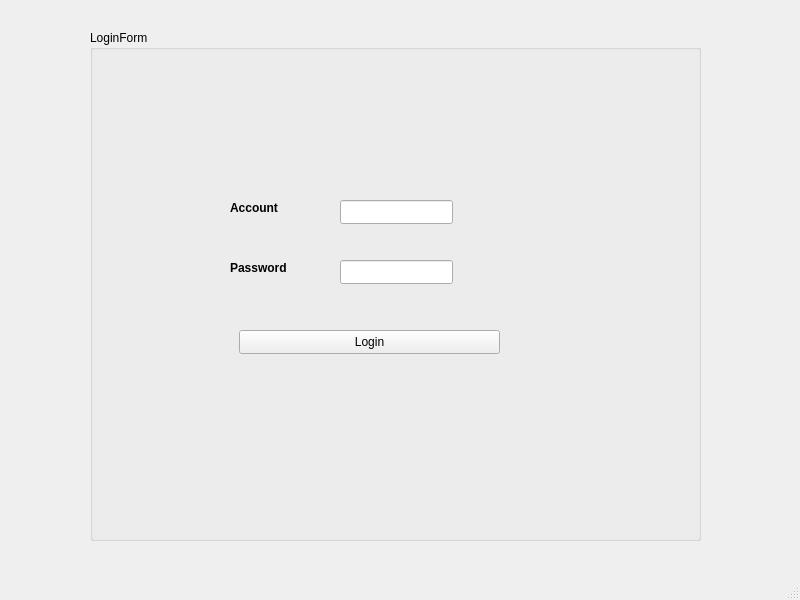
First picture: the form in login.ui, repository ngoquangtu/DSA, before the edit.
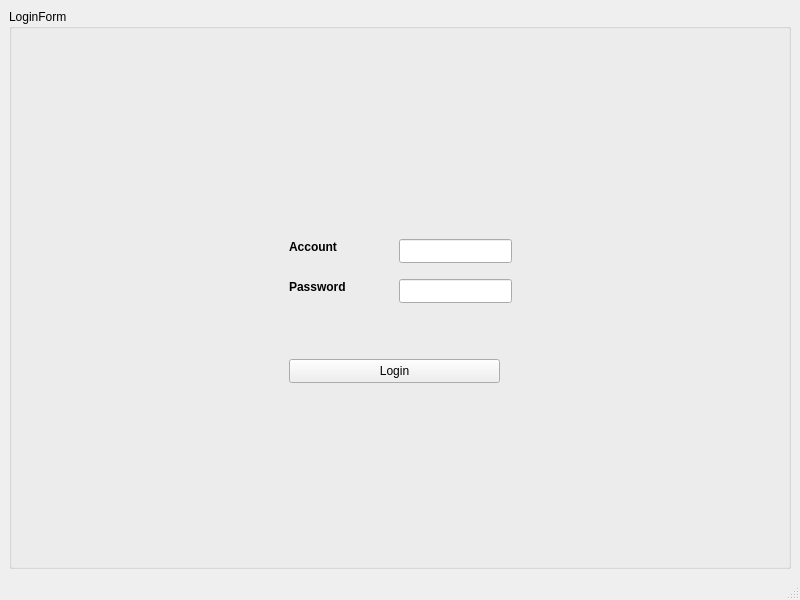
Second picture: the form after the edit. Icons and pictures are not drawn.

```diff
--- a/login.ui
+++ b/login.ui
@@ -14,24 +14,18 @@
    <string>login</string>
   </property>
   <widget class="QWidget" name="centralwidget">
+   <layout class="QVBoxLayout" name="verticalLayout">
+    <item>
    <widget class="QGroupBox" name="groupBox">
-    <property name="geometry">
-     <rect>
-      <x>90</x>
-      <y>30</y>
-      <width>611</width>
-      <height>511</height>
-     </rect>
-    </property>
     <property name="title">
      <string>LoginForm</string>
     </property>
     <widget class="QPushButton" name="login_Button">
      <property name="geometry">
       <rect>
-       <x>149</x>
-       <y>300</y>
-       <width>261</width>
+         <x>280</x>
+         <y>350</y>
+         <width>211</width>
        <height>24</height>
       </rect>
      </property>
@@ -42,8 +36,8 @@
     <widget class="QLineEdit" name="lineEdit_account">
      <property name="geometry">
       <rect>
-       <x>250</x>
-       <y>170</y>
+         <x>390</x>
+         <y>230</y>
        <width>113</width>
        <height>24</height>
       </rect>
@@ -52,8 +46,8 @@
     <widget class="QLineEdit" name="lineEdit_password">
      <property name="geometry">
       <rect>
-       <x>250</x>
-       <y>230</y>
+         <x>390</x>
+         <y>270</y>
        <width>113</width>
        <height>24</height>
       </rect>
@@ -65,8 +59,8 @@
     <widget class="QLabel" name="label_account">
      <property name="geometry">
       <rect>
-       <x>140</x>
-       <y>170</y>
+         <x>280</x>
+         <y>230</y>
        <width>49</width>
        <height>16</height>
       </rect>
@@ -83,8 +77,8 @@
     <widget class="QLabel" name="label_password">
      <property name="geometry">
       <rect>
-       <x>140</x>
-       <y>230</y>
+         <x>280</x>
+         <y>270</y>
        <width>71</width>
        <height>16</height>
       </rect>
@@ -101,8 +95,8 @@
     <widget class="QLabel" name="label_annouce">
      <property name="geometry">
       <rect>
-       <x>150</x>
-       <y>340</y>
+         <x>280</x>
+         <y>310</y>
        <width>321</width>
        <height>31</height>
       </rect>
@@ -111,7 +105,28 @@
       <string/>
      </property>
     </widget>
-   </widget>
+      <widget class="QLabel" name="label">
+       <property name="geometry">
+        <rect>
+         <x>660</x>
+         <y>40</y>
+         <width>91</width>
+         <height>121</height>
+        </rect>
+       </property>
+       <property name="text">
+        <string/>
+       </property>
+       <property name="pixmap">
+        <pixmap>C:/Users/admin/AppData/Local/Programs/loader/user/logohust.png</pixmap>
+       </property>
+       <property name="scaledContents">
+        <bool>true</bool>
+       </property>
+      </widget>
+     </widget>
+    </item>
+   </layout>
   </widget>
   <widget class="QMenuBar" name="menubar">
    <property name="geometry">
```
Lines whose indentation alone changed are shown as unchanged.
